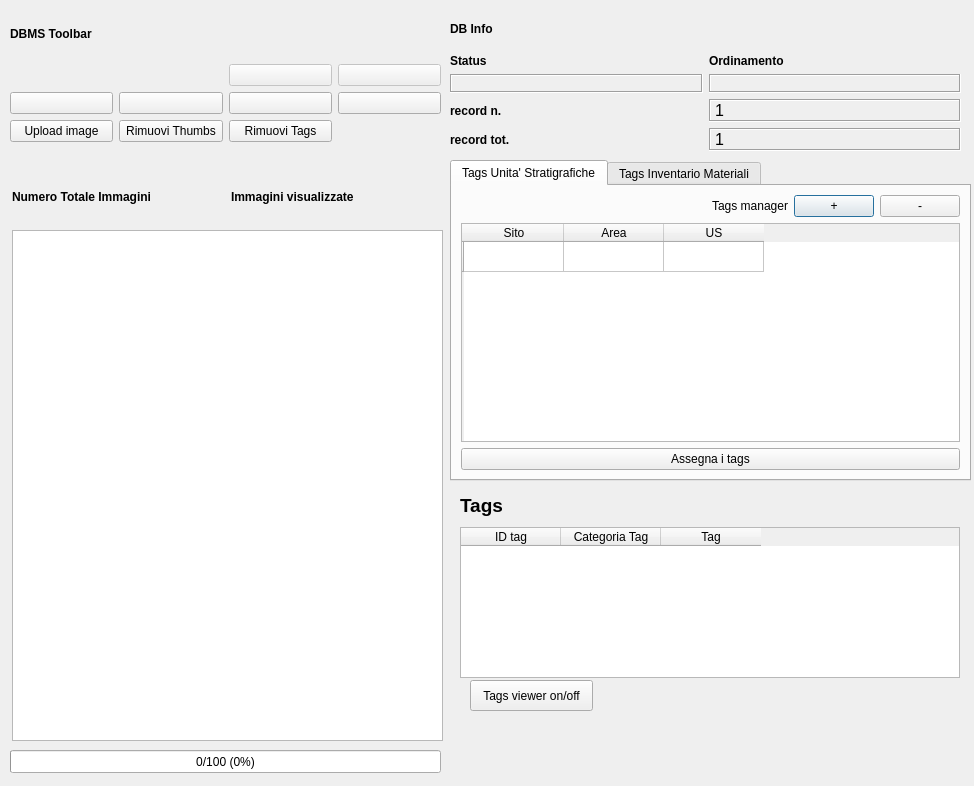
pyarchinit/pyarchinit, file gui/ui/pyarchinit_image_viewer_dialog.ui: the form before one commit.
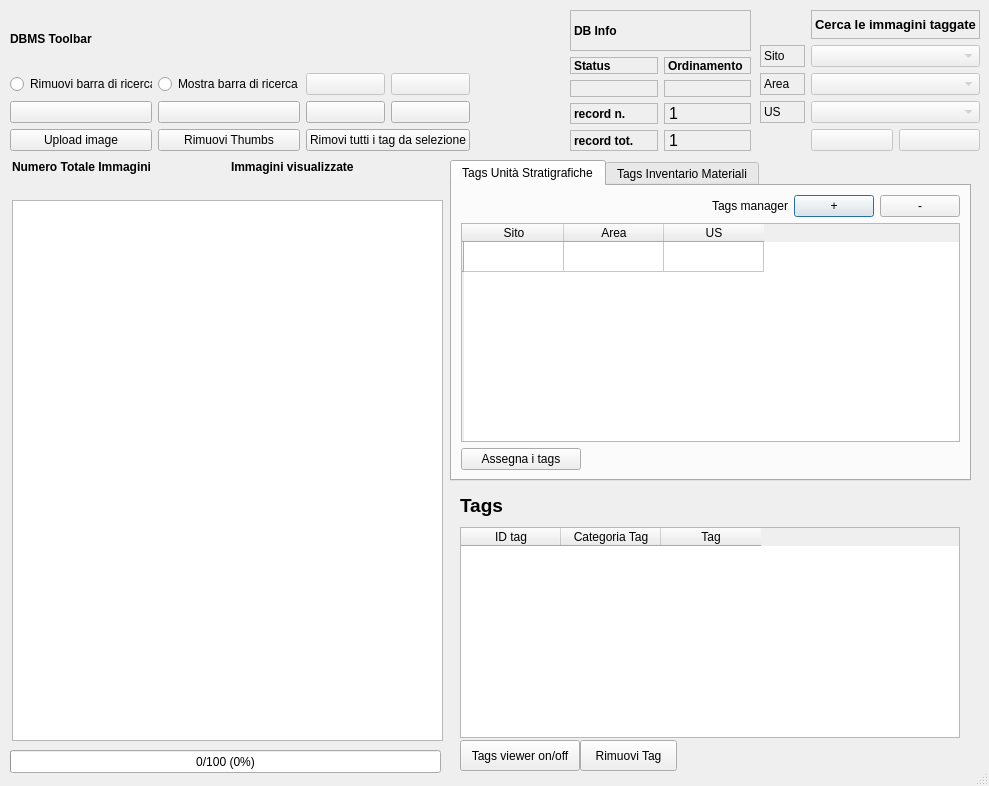
The form after the commit. Icons and pictures are not drawn.

Commit message: add remove all tag

```diff
--- a/gui/ui/pyarchinit_image_viewer_dialog.ui
+++ b/gui/ui/pyarchinit_image_viewer_dialog.ui
@@ -6,13 +6,19 @@
    <rect>
     <x>0</x>
     <y>0</y>
-    <width>974</width>
+    <width>989</width>
     <height>786</height>
    </rect>
   </property>
   <property name="windowTitle">
    <string>Dialog</string>
   </property>
+  <property name="sizeGripEnabled">
+   <bool>true</bool>
+  </property>
+  <property name="modal">
+   <bool>true</bool>
+  </property>
   <widget class="QTabWidget" name="tabWidget">
    <property name="geometry">
     <rect>
@@ -27,7 +33,7 @@
    </property>
    <widget class="QWidget" name="tab_2">
     <attribute name="title">
-     <string>Tags Unita' Stratigrafiche</string>
+     <string>Tags Unità Stratigrafiche</string>
     </attribute>
     <layout class="QGridLayout" name="gridLayout_2">
      <item row="0" column="0">
@@ -94,6 +100,15 @@
      </item>
      <item row="2" column="0">
       <widget class="QPushButton" name="pushButton_assignTags_US">
+       <property name="maximumSize">
+        <size>
+         <width>120</width>
+         <height>16777215</height>
+        </size>
+       </property>
+       <property name="toolTip">
+        <string>&lt;html&gt;&lt;head/&gt;&lt;body&gt;&lt;p&gt;Con questo bottone si assegna il tag alla foto selezionata corrispondente al sito area e us indicato&lt;/p&gt;&lt;/body&gt;&lt;/html&gt;</string>
+       </property>
        <property name="text">
         <string>Assegna i tags</string>
        </property>
@@ -183,12 +198,18 @@
   <widget class="QToolButton" name="toolButton_tags_on_off">
    <property name="geometry">
     <rect>
-     <x>470</x>
-     <y>680</y>
-     <width>123</width>
+     <x>460</x>
+     <y>740</y>
+     <width>120</width>
      <height>31</height>
     </rect>
    </property>
+   <property name="maximumSize">
+    <size>
+     <width>120</width>
+     <height>16777215</height>
+    </size>
+   </property>
    <property name="focusPolicy">
     <enum>Qt::StrongFocus</enum>
    </property>
@@ -217,7 +238,7 @@
      <x>460</x>
      <y>527</y>
      <width>500</width>
-     <height>151</height>
+     <height>211</height>
     </rect>
    </property>
    <column>
@@ -280,9 +301,9 @@
   <widget class="QWidget" name="layoutWidget_3">
    <property name="geometry">
     <rect>
-     <x>450</x>
+     <x>570</x>
      <y>10</y>
-     <width>511</width>
+     <width>181</width>
      <height>141</height>
     </rect>
    </property>
@@ -298,6 +319,12 @@
       <property name="autoFillBackground">
        <bool>true</bool>
       </property>
+      <property name="frameShape">
+       <enum>QFrame::StyledPanel</enum>
+      </property>
+      <property name="frameShadow">
+       <enum>QFrame::Plain</enum>
+      </property>
       <property name="text">
        <string>DB Info</string>
       </property>
@@ -323,10 +350,10 @@
          <enum>Qt::DefaultContextMenu</enum>
         </property>
         <property name="frameShape">
-         <enum>QFrame::Box</enum>
+         <enum>QFrame::StyledPanel</enum>
         </property>
         <property name="frameShadow">
-         <enum>QFrame::Sunken</enum>
+         <enum>QFrame::Plain</enum>
         </property>
         <property name="text">
          <string>1</string>
@@ -351,10 +378,10 @@
          <enum>Qt::DefaultContextMenu</enum>
         </property>
         <property name="frameShape">
-         <enum>QFrame::Box</enum>
+         <enum>QFrame::StyledPanel</enum>
         </property>
         <property name="frameShadow">
-         <enum>QFrame::Sunken</enum>
+         <enum>QFrame::Plain</enum>
         </property>
         <property name="text">
          <string>1</string>
@@ -370,6 +397,12 @@
           <bold>true</bold>
          </font>
         </property>
+        <property name="frameShape">
+         <enum>QFrame::StyledPanel</enum>
+        </property>
+        <property name="frameShadow">
+         <enum>QFrame::Plain</enum>
+        </property>
         <property name="text">
          <string>record n.</string>
         </property>
@@ -387,6 +420,12 @@
           <bold>true</bold>
          </font>
         </property>
+        <property name="frameShape">
+         <enum>QFrame::StyledPanel</enum>
+        </property>
+        <property name="frameShadow">
+         <enum>QFrame::Plain</enum>
+        </property>
         <property name="text">
          <string>record tot.</string>
         </property>
@@ -408,6 +447,12 @@
           <bold>true</bold>
          </font>
         </property>
+        <property name="frameShape">
+         <enum>QFrame::StyledPanel</enum>
+        </property>
+        <property name="frameShadow">
+         <enum>QFrame::Plain</enum>
+        </property>
         <property name="text">
          <string>Status</string>
         </property>
@@ -425,6 +470,12 @@
           <bold>true</bold>
          </font>
         </property>
+        <property name="frameShape">
+         <enum>QFrame::StyledPanel</enum>
+        </property>
+        <property name="frameShadow">
+         <enum>QFrame::Plain</enum>
+        </property>
         <property name="text">
          <string>Ordinamento</string>
         </property>
@@ -470,10 +521,10 @@
          <enum>Qt::DefaultContextMenu</enum>
         </property>
         <property name="frameShape">
-         <enum>QFrame::Box</enum>
+         <enum>QFrame::StyledPanel</enum>
         </property>
         <property name="frameShadow">
-         <enum>QFrame::Sunken</enum>
+         <enum>QFrame::Plain</enum>
         </property>
         <property name="text">
          <string/>
@@ -511,10 +562,10 @@
          <enum>Qt::DefaultContextMenu</enum>
         </property>
         <property name="frameShape">
-         <enum>QFrame::Box</enum>
+         <enum>QFrame::StyledPanel</enum>
         </property>
         <property name="frameShadow">
-         <enum>QFrame::Sunken</enum>
+         <enum>QFrame::Plain</enum>
         </property>
         <property name="text">
          <string/>
@@ -535,9 +586,9 @@
    <property name="geometry">
     <rect>
      <x>12</x>
-     <y>190</y>
+     <y>160</y>
      <width>431</width>
-     <height>551</height>
+     <height>581</height>
     </rect>
    </property>
    <layout class="QGridLayout" name="gridLayout">
@@ -670,8 +721,8 @@
     <rect>
      <x>10</x>
      <y>10</y>
-     <width>431</width>
-     <height>132</height>
+     <width>460</width>
+     <height>141</height>
     </rect>
    </property>
    <layout class="QGridLayout" name="gridLayout_4">
@@ -865,13 +916,13 @@
         </property>
        </widget>
       </item>
-      <item row="3" column="2">
-       <widget class="QPushButton" name="pushButton_remove_tags">
-        <property name="enabled">
-         <bool>true</bool>
+      <item row="3" column="2" colspan="2">
+       <widget class="QPushButton" name="pushButton_remove_alltag">
+        <property name="toolTip">
+         <string>&lt;html&gt;&lt;head/&gt;&lt;body&gt;&lt;p&gt;Rimuovi tutti i tag selezionati all'immagine&lt;/p&gt;&lt;/body&gt;&lt;/html&gt;</string>
         </property>
         <property name="text">
-         <string>Rimuovi Tags</string>
+         <string>Rimovi tutti i tag da selezione</string>
         </property>
         <property name="icon">
          <iconset resource="../../resources/resources.qrc">
@@ -879,6 +930,29 @@
         </property>
        </widget>
       </item>
+      <item row="0" column="0">
+       <widget class="QRadioButton" name="radioButton">
+        <property name="text">
+         <string>Rimuovi barra di ricerca</string>
+        </property>
+        <property name="checkable">
+         <bool>true</bool>
+        </property>
+        <property name="checked">
+         <bool>false</bool>
+        </property>
+        <property name="autoRepeat">
+         <bool>false</bool>
+        </property>
+       </widget>
+      </item>
+      <item row="0" column="1">
+       <widget class="QRadioButton" name="radioButton_2">
+        <property name="text">
+         <string>Mostra barra di ricerca</string>
+        </property>
+       </widget>
+      </item>
      </layout>
     </item>
    </layout>
@@ -899,6 +973,142 @@
     <string>%v/%m (%p%)</string>
    </property>
   </widget>
+  <widget class="QPushButton" name="pushButton_remove_tags">
+   <property name="enabled">
+    <bool>true</bool>
+   </property>
+   <property name="geometry">
+    <rect>
+     <x>580</x>
+     <y>740</y>
+     <width>97</width>
+     <height>31</height>
+    </rect>
+   </property>
+   <property name="toolTip">
+    <string>&lt;html&gt;&lt;head/&gt;&lt;body&gt;&lt;p&gt;Rimuovi un tag alla volta selezionandolo dalla TabWidget TAG&lt;/p&gt;&lt;/body&gt;&lt;/html&gt;</string>
+   </property>
+   <property name="text">
+    <string>Rimuovi Tag</string>
+   </property>
+   <property name="icon">
+    <iconset resource="../../resources/resources.qrc">
+     <normaloff>:/icons/remove_tag.png</normaloff>:/icons/remove_tag.png</iconset>
+   </property>
+  </widget>
+  <widget class="QWidget" name="layoutWidget">
+   <property name="geometry">
+    <rect>
+     <x>760</x>
+     <y>10</y>
+     <width>220</width>
+     <height>141</height>
+    </rect>
+   </property>
+   <layout class="QGridLayout" name="gridLayout_7">
+    <item row="1" column="1" colspan="2">
+     <widget class="QComboBox" name="comboBox_sito">
+      <property name="enabled">
+       <bool>false</bool>
+      </property>
+     </widget>
+    </item>
+    <item row="4" column="2">
+     <widget class="QPushButton" name="pushButton_go">
+      <property name="enabled">
+       <bool>false</bool>
+      </property>
+      <property name="text">
+       <string/>
+      </property>
+      <property name="icon">
+       <iconset resource="../../resources/resources.qrc">
+        <normaloff>:/icons/search.png</normaloff>:/icons/search.png</iconset>
+      </property>
+     </widget>
+    </item>
+    <item row="2" column="1" colspan="2">
+     <widget class="QComboBox" name="comboBox_area">
+      <property name="enabled">
+       <bool>false</bool>
+      </property>
+     </widget>
+    </item>
+    <item row="3" column="1" colspan="2">
+     <widget class="QComboBox" name="comboBox_us">
+      <property name="enabled">
+       <bool>false</bool>
+      </property>
+     </widget>
+    </item>
+    <item row="0" column="1" colspan="2">
+     <widget class="QLabel" name="label_6">
+      <property name="frameShape">
+       <enum>QFrame::StyledPanel</enum>
+      </property>
+      <property name="frameShadow">
+       <enum>QFrame::Plain</enum>
+      </property>
+      <property name="text">
+       <string>&lt;html&gt;&lt;head/&gt;&lt;body&gt;&lt;p&gt;&lt;span style=&quot; font-size:10pt; font-weight:600;&quot;&gt;Cerca le immagini taggate&lt;/span&gt;&lt;/p&gt;&lt;/body&gt;&lt;/html&gt;</string>
+      </property>
+     </widget>
+    </item>
+    <item row="4" column="1">
+     <widget class="QPushButton" name="pushButton_active_search">
+      <property name="enabled">
+       <bool>false</bool>
+      </property>
+      <property name="text">
+       <string/>
+      </property>
+      <property name="icon">
+       <iconset resource="../../resources/resources.qrc">
+        <normaloff>:/icons/new_search.png</normaloff>:/icons/new_search.png</iconset>
+      </property>
+     </widget>
+    </item>
+    <item row="1" column="0">
+     <widget class="QLabel" name="label_7">
+      <property name="frameShape">
+       <enum>QFrame::StyledPanel</enum>
+      </property>
+      <property name="frameShadow">
+       <enum>QFrame::Plain</enum>
+      </property>
+      <property name="text">
+       <string>Sito</string>
+      </property>
+     </widget>
+    </item>
+    <item row="3" column="0">
+     <widget class="QLabel" name="label_8">
+      <property name="frameShape">
+       <enum>QFrame::StyledPanel</enum>
+      </property>
+      <property name="frameShadow">
+       <enum>QFrame::Plain</enum>
+      </property>
+      <property name="text">
+       <string>US</string>
+      </property>
+     </widget>
+    </item>
+    <item row="2" column="0">
+     <widget class="QLabel" name="label_9">
+      <property name="frameShape">
+       <enum>QFrame::StyledPanel</enum>
+      </property>
+      <property name="frameShadow">
+       <enum>QFrame::Plain</enum>
+      </property>
+      <property name="text">
+       <string>Area</string>
+      </property>
+     </widget>
+    </item>
+   </layout>
+  </widget>
  </widget>
  <resources>
   <include location="../../resources/resources.qrc"/>
```
Left out of the diff: 361 changed lines with no effect on the pictures.
